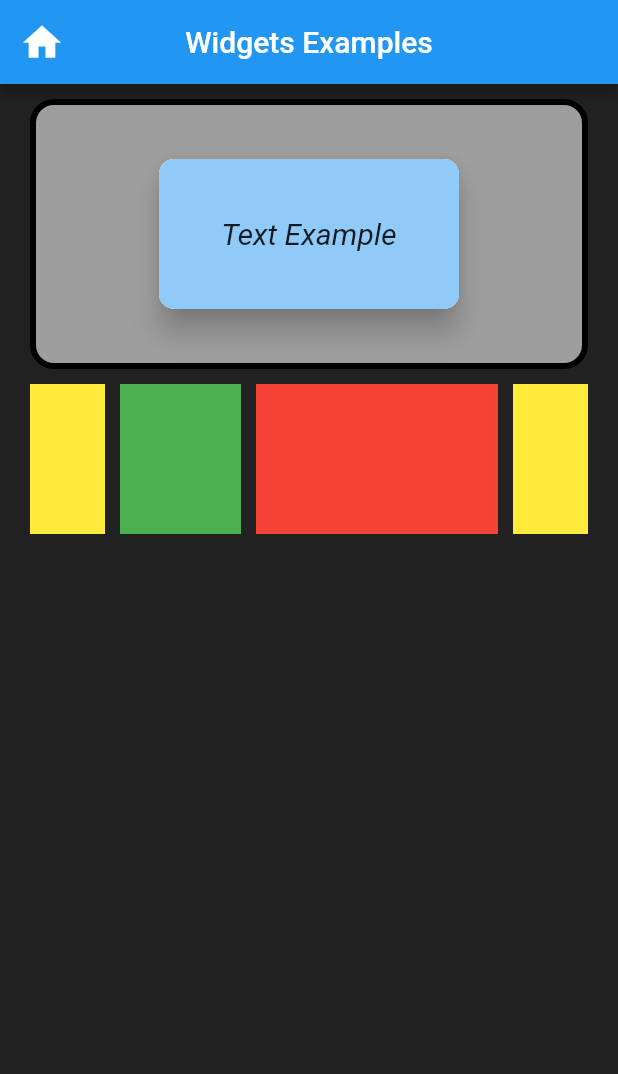
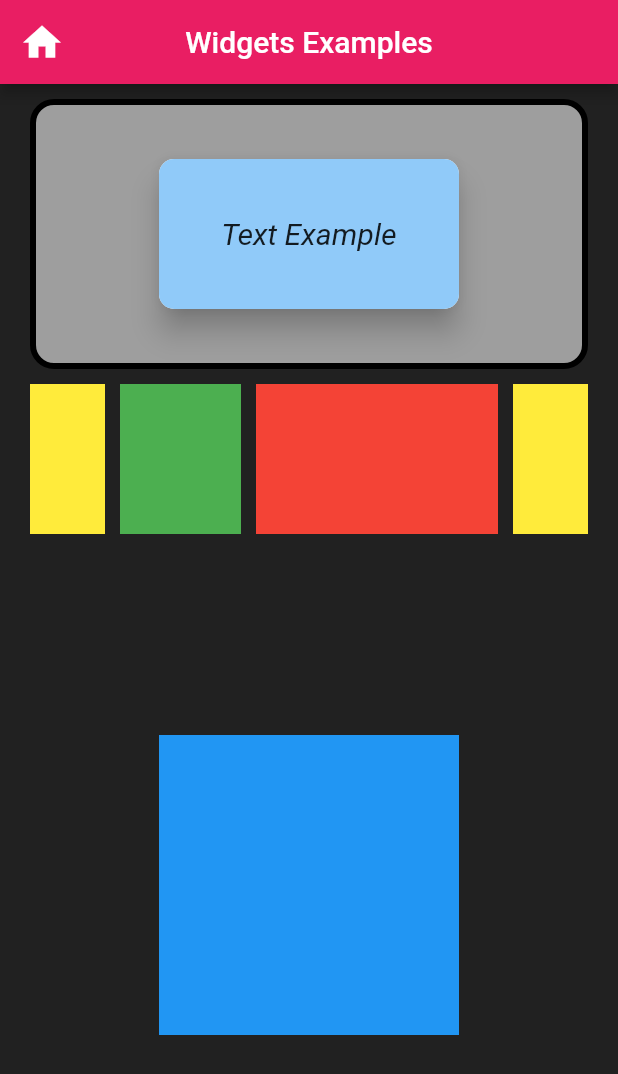
Before and after one commit to Igneele91/Dart-Flutter-Udmi2022, a Flutter app: the screen it shows after launch, on a phone screen of 412 x 824 dp. Shown: the top 1074 px of the screen. Run offline on Flutter 3.47's test engine with Material 2 defaults, Android fonts, the phone set to English and light mode, and no system bars; Roboto replaces fonts that are missing (Rubrik).

Commit message:
vide37 change the color and format

```diff
--- a/flutter_grundlagen/lib/presentation/widgets_examples/widgets/profile_picture.dart
+++ b/flutter_grundlagen/lib/presentation/widgets_examples/widgets/profile_picture.dart
@@ -1,3 +1,18 @@
+import 'package:flutter/material.dart';
 
+class ProfilePicutre extends StatelessWidget {
+  const ProfilePicutre({Key? key}) : super(key: key);
 
-class Profilepicutre ;
+  @override
+  Widget build(BuildContext context) {
+    return Expanded(
+      child: Center(
+        child: Container(
+          height: 200,
+          width: 200,
+          color: Colors.blue,
+        ),
+      ),
+    );
+  }
+}
--- a/flutter_grundlagen/lib/presentation/widgets_examples/widgets_examples_page.dart
+++ b/flutter_grundlagen/lib/presentation/widgets_examples/widgets_examples_page.dart
@@ -1,5 +1,6 @@
 import 'package:flutter/material.dart';
 import 'package:flutter_grundlagen/presentation/widgets_examples/widgets/container_text_example.dart';
+import 'package:flutter_grundlagen/presentation/widgets_examples/widgets/profile_picture.dart';
 import 'package:flutter_grundlagen/presentation/widgets_examples/widgets/row_expanded_example.dart';
 
 class WidgetsExamplesPage extends StatelessWidget {
@@ -15,7 +16,7 @@ class WidgetsExamplesPage extends StatelessWidget {
           size: 30,
         ),
         centerTitle: true,
-        backgroundColor: Colors.blue,
+        backgroundColor: Colors.pink,
         title: const Text("Widgets Examples"),
       ),
       body: Center(
@@ -33,7 +34,7 @@ class WidgetsExamplesPage extends StatelessWidget {
               SizedBox(
                 height: 10,
               ),
-
+              ProfilePicutre()
             ],
           ),
         ),
```
